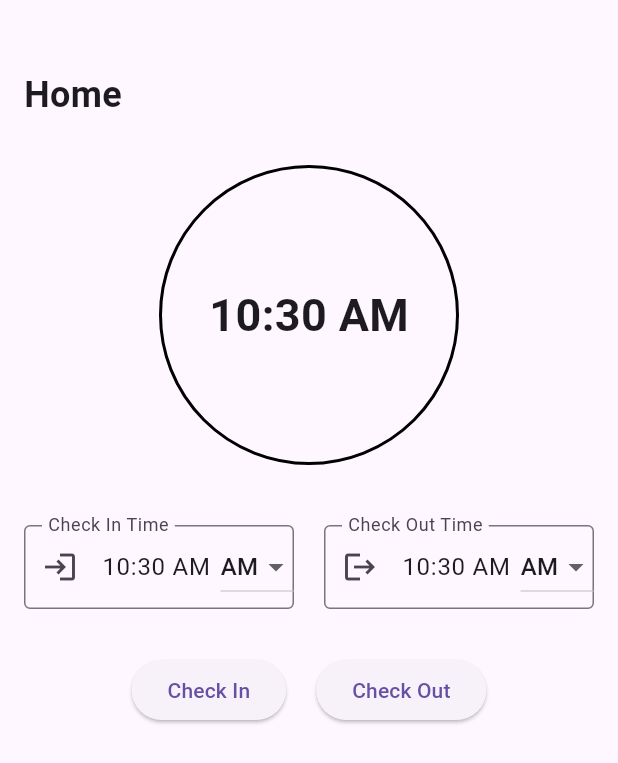
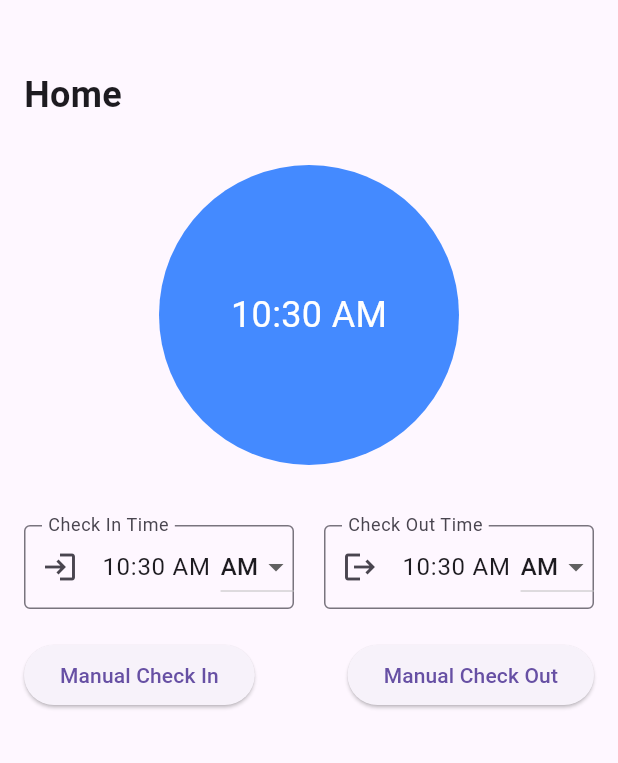
Before and after one commit to SabariKarthik-04/Geolocation-based-attendance, a Flutter app: the UserManualAttendance screen opened directly with empty values, on a phone screen of 412 x 824 dp. Shown: the top 763 px of the screen. Run offline on Flutter 3.47's test engine with Material 3 defaults, Android fonts, the phone set to English and light mode, and no system bars; our stand-ins replace flutter_local_notifications, flutter_secure_storage, geolocator, go_router, permission_handler, shared_preferences; accounts and stored records are empty; network calls fail.

Commit message:
Bug Fixed

```diff
--- a/flutter_application_1/lib/manual_attendance.dart
+++ b/flutter_application_1/lib/manual_attendance.dart
@@ -1,5 +1,5 @@
-import 'dart:math';
 import 'package:flutter/material.dart';
+import 'package:flutter_application_1/local_notifications.dart';
 import 'package:intl/intl.dart';
 import 'package:flutter_application_1/fetch.dart';
 import 'package:flutter_application_1/model.dart';
@@ -83,11 +83,18 @@ class _UserManualAttendanceState extends State<UserManualAttendance> {
       );
 
       await newUserAttendance(userAttendance);
+      LocalNotifications.showSimpleNotification(
+        title: "Check In",
+        body: "Successfully Sign In Continue To work<3!!",
+        payload: "check In"
+      );
       return true;
     } catch (e) {
+      if (mounted) {
         ScaffoldMessenger.of(context).showSnackBar(
           const SnackBar(content: Text("Failed to check in. Please try again.")),
         );
+      }
       return false;
     }
   }
@@ -115,11 +122,18 @@ class _UserManualAttendanceState extends State<UserManualAttendance> {
       );
 
       await newUserAttendance(userAttendance);
+      LocalNotifications.showSimpleNotification(
+        title: "Check Out",
+        body: "Successfully Completed The Day Bye Bye See You Tommorow!!",
+        payload: "check out"
+      );
       return true;
     } catch (e) {
+      if (mounted) {
         ScaffoldMessenger.of(context).showSnackBar(
           const SnackBar(content: Text("Failed to check out. Please try again.")),
         );
+      }
       return false;
     }
   }
@@ -143,6 +157,7 @@ class _UserManualAttendanceState extends State<UserManualAttendance> {
             ),
             TextButton(
               onPressed: () {
+                if (mounted) {
                   setState(() {
                     if (action == 'Check In') {
                       _checkInTime = formattedTime;
@@ -155,6 +170,7 @@ class _UserManualAttendanceState extends State<UserManualAttendance> {
                     }
                   });
                   Navigator.of(context).pop();
+                }
               },
               child: const Text('Confirm'),
             ),
@@ -183,12 +199,14 @@ class _UserManualAttendanceState extends State<UserManualAttendance> {
         }
       });
     } catch (e) {
+      if (mounted) {
         ScaffoldMessenger.of(context).showSnackBar(
           SnackBar(
             content: Text("Invalid time format. Please use hh:mm AM/PM."),
             backgroundColor: Colors.red,
           ),
         );
+      }
     }
   }
 
@@ -298,18 +316,21 @@ class _UserManualAttendanceState extends State<UserManualAttendance> {
                         ),
                       ],
                     ),
-                    const SizedBox(height: 30),
+                    const SizedBox(height: 20),
                     Row(
-                      mainAxisAlignment: MainAxisAlignment.center,
+                      mainAxisAlignment: MainAxisAlignment.spaceBetween,
                       children: [
                         ElevatedButton(
-                          onPressed: () => _showConfirmationDialog('Check In'),
-                          child: const Text('Check In'),
+                          onPressed: () {
+                            _showConfirmationDialog('Check In');
+                          },
+                          child: const Text('Manual Check In'),
                         ),
-                        const SizedBox(width: 20),
                         ElevatedButton(
-                          onPressed: () => _showConfirmationDialog('Check Out'),
-                          child: const Text('Check Out'),
+                          onPressed: () {
+                            _showConfirmationDialog('Check Out');
+                          },
+                          child: const Text('Manual Check Out'),
                         ),
                       ],
                     ),
@@ -328,7 +349,11 @@ class AnalogClock extends StatelessWidget {
   final DateTime currentTime;
   final ValueChanged<DateTime> onTimeChanged;
 
-  const AnalogClock({super.key, required this.currentTime, required this.onTimeChanged});
+  const AnalogClock({
+    Key? key,
+    required this.currentTime,
+    required this.onTimeChanged,
+  }) : super(key: key);
 
   @override
   Widget build(BuildContext context) {
@@ -337,20 +362,13 @@ class AnalogClock extends StatelessWidget {
       height: 200,
       decoration: BoxDecoration(
         shape: BoxShape.circle,
-        border: Border.all(color: Colors.black, width: 2),
+        color: Colors.blueAccent,
       ),
-      child: Stack(
-        children: [
-          // Drawing clock face
-          Center(
+      child: Center(
         child: Text(
           DateFormat('hh:mm a').format(currentTime),
-              style: const TextStyle(fontSize: 30, fontWeight: FontWeight.bold),
+          style: TextStyle(color: Colors.white, fontSize: 24),
         ),
-          ),
-          // Drawing clock hands
-          // You can add logic to draw clock hands based on currentTime
-        ],
       ),
     );
   }
```
Also changed, not shown: flutter_application_1/lib/admin_home_page.dart (+31 -1 lines), flutter_application_1/lib/home_page.dart (+25 -2 lines), flutter_application_1/lib/main.dart (+25 -5 lines), flutter_application_1/lib/settings_page.dart (+55 -24 lines). Lines whose indentation alone changed are shown as unchanged.
